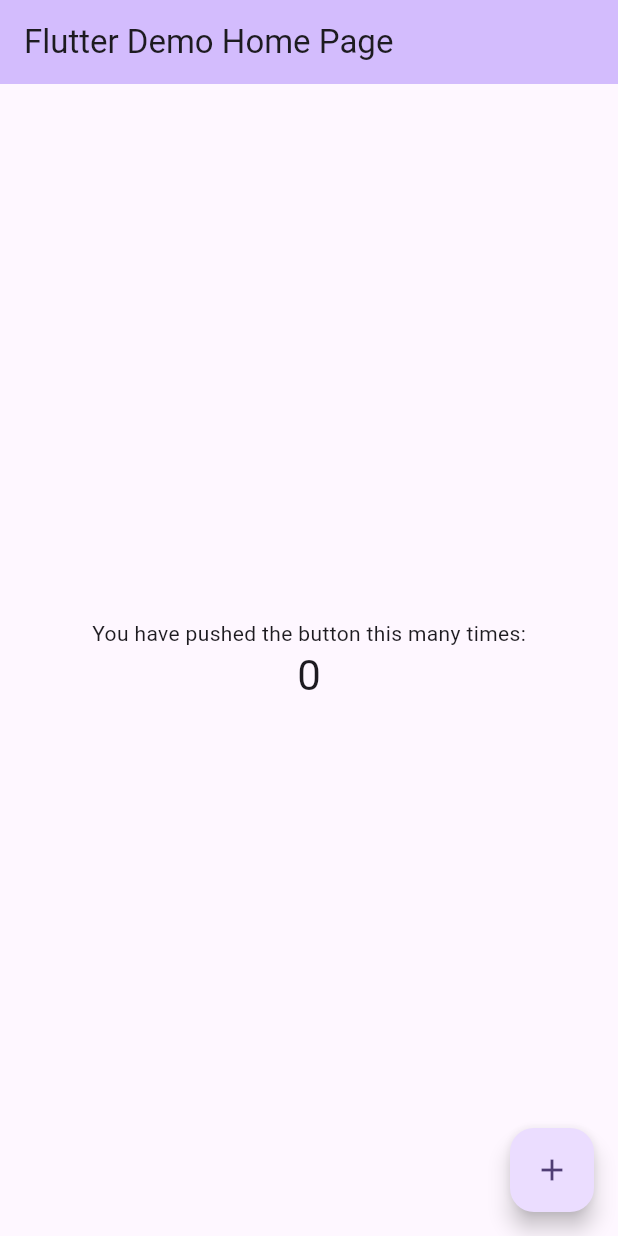
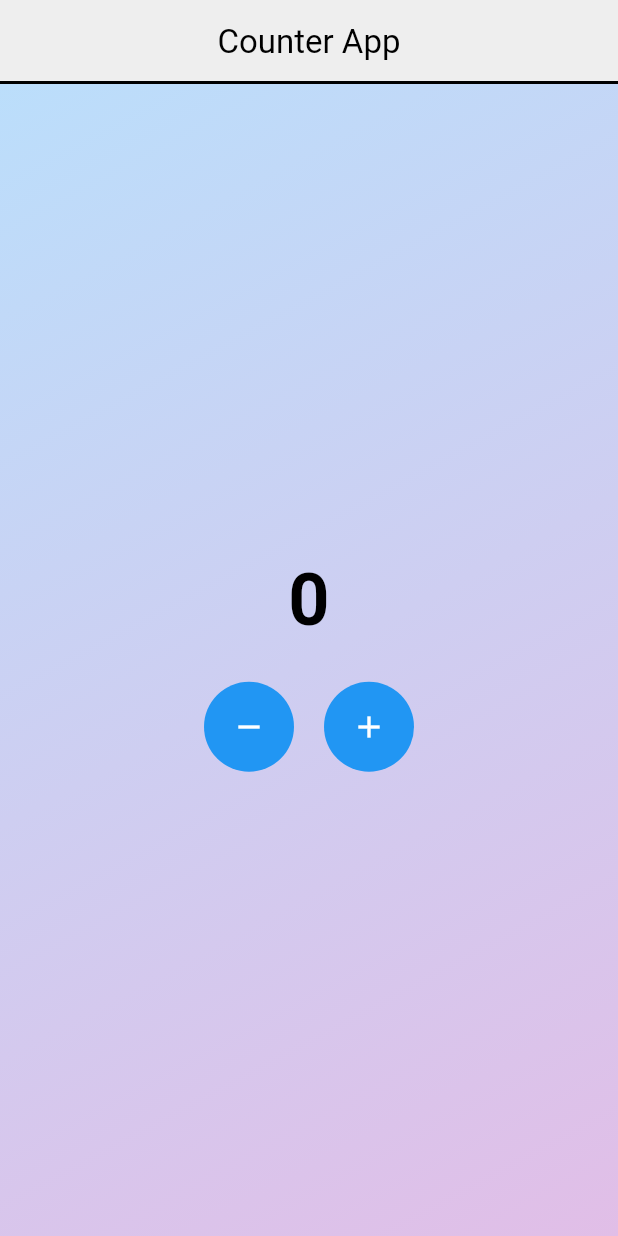
Before and after one commit to emadmoenes/cubit_task, a Flutter app: the screen it shows after launch, on a phone screen of 412 x 824 dp. Run offline on Flutter 3.47's test engine with Material 3 defaults, Android fonts, the phone set to English and light mode, and no system bars; our stand-ins replace equatable, flutter_bloc.

Commit message:
handle counter cubit and UI screen

```diff
--- /dev/null
+++ b/lib/cubit/counter_cubit.dart
@@ -0,0 +1,11 @@
+import 'package:flutter_bloc/flutter_bloc.dart';
+import 'package:equatable/equatable.dart';
+
+part 'counter_state.dart';
+
+class CounterCubit extends Cubit<CounterState> {
+  CounterCubit() : super(const CounterState(0));
+
+  void increment() => emit(CounterState(state.counterValue + 1));
+  void decrement() => emit(CounterState(state.counterValue - 1));
+}
--- /dev/null
+++ b/lib/cubit/counter_state.dart
@@ -0,0 +1,10 @@
+part of 'counter_cubit.dart';
+
+class CounterState extends Equatable {
+  final int counterValue;
+
+  const CounterState(this.counterValue);
+
+  @override
+  List<Object> get props => [counterValue];
+}
--- a/lib/main.dart
+++ b/lib/main.dart
@@ -1,4 +1,7 @@
 import 'package:flutter/material.dart';
+import 'package:flutter_bloc/flutter_bloc.dart';
+import 'cubit/counter_cubit.dart';
+import 'views/counter_screen.dart';
 
 void main() {
   runApp(const MyApp());
@@ -7,119 +10,25 @@ void main() {
 class MyApp extends StatelessWidget {
   const MyApp({super.key});
 
-  // This widget is the root of your application.
   @override
   Widget build(BuildContext context) {
-    return MaterialApp(
-      title: 'Flutter Demo',
-      theme: ThemeData(
-        // This is the theme of your application.
-        //
-        // TRY THIS: Try running your application with "flutter run". You'll see
-        // the application has a purple toolbar. Then, without quitting the app,
-        // try changing the seedColor in the colorScheme below to Colors.green
-        // and then invoke "hot reload" (save your changes or press the "hot
-        // reload" button in a Flutter-supported IDE, or press "r" if you used
-        // the command line to start the app).
-        //
-        // Notice that the counter didn't reset back to zero; the application
-        // state is not lost during the reload. To reset the state, use hot
-        // restart instead.
-        //
-        // This works for code too, not just values: Most code changes can be
-        // tested with just a hot reload.
-        colorScheme: ColorScheme.fromSeed(seedColor: Colors.deepPurple),
-        useMaterial3: true,
+    return BlocProvider(
+      create: (context) => CounterCubit(),
+      child: MaterialApp(
+        title: 'Counter App',
+        debugShowCheckedModeBanner: false,
+        theme: ThemeData(
+          primarySwatch: Colors.blue,
+          scaffoldBackgroundColor: Colors.grey[200],
+          appBarTheme: const AppBarTheme(
+            centerTitle: true,
+            elevation: 0,
+            backgroundColor: Colors.transparent,
+            foregroundColor: Colors.black,
+          ),
+        ),
+        home: const CounterScreen(),
       ),
-      home: const MyHomePage(title: 'Flutter Demo Home Page'),
     );
   }
 }
-
-class MyHomePage extends StatefulWidget {
-  const MyHomePage({super.key, required this.title});
-
-  // This widget is the home page of your application. It is stateful, meaning
-  // that it has a State object (defined below) that contains fields that affect
-  // how it looks.
-
-  // This class is the configuration for the state. It holds the values (in this
-  // case the title) provided by the parent (in this case the App widget) and
-  // used by the build method of the State. Fields in a Widget subclass are
-  // always marked "final".
-
-  final String title;
-
-  @override
-  State<MyHomePage> createState() => _MyHomePageState();
-}
-
-class _MyHomePageState extends State<MyHomePage> {
-  int _counter = 0;
-
-  void _incrementCounter() {
-    setState(() {
-      // This call to setState tells the Flutter framework that something has
-      // changed in this State, which causes it to rerun the build method below
-      // so that the display can reflect the updated values. If we changed
-      // _counter without calling setState(), then the build method would not be
-      // called again, and so nothing would appear to happen.
-      _counter++;
-    });
-  }
-
-  @override
-  Widget build(BuildContext context) {
-    // This method is rerun every time setState is called, for instance as done
-    // by the _incrementCounter method above.
-    //
-    // The Flutter framework has been optimized to make rerunning build methods
-    // fast, so that you can just rebuild anything that needs updating rather
-    // than having to individually change instances of widgets.
-    return Scaffold(
-      appBar: AppBar(
-        // TRY THIS: Try changing the color here to a specific color (to
-        // Colors.amber, perhaps?) and trigger a hot reload to see the AppBar
-        // change color while the other colors stay the same.
-        backgroundColor: Theme.of(context).colorScheme.inversePrimary,
-        // Here we take the value from the MyHomePage object that was created by
-        // the App.build method, and use it to set our appbar title.
-        title: Text(widget.title),
-      ),
-      body: Center(
-        // Center is a layout widget. It takes a single child and positions it
-        // in the middle of the parent.
-        child: Column(
-          // Column is also a layout widget. It takes a list of children and
-          // arranges them vertically. By default, it sizes itself to fit its
-          // children horizontally, and tries to be as tall as its parent.
-          //
-          // Column has various properties to control how it sizes itself and
-          // how it positions its children. Here we use mainAxisAlignment to
-          // center the children vertically; the main axis here is the vertical
-          // axis because Columns are vertical (the cross axis would be
-          // horizontal).
-          //
-          // TRY THIS: Invoke "debug painting" (choose the "Toggle Debug Paint"
-          // action in the IDE, or press "p" in the console), to see the
-          // wireframe for each widget.
-          mainAxisAlignment: MainAxisAlignment.center,
-          children: <Widget>[
-            const Text(
-              'You have pushed the button this many times:',
-            ),
-            Text(
-              '$_counter',
-              style: Theme.of(context).textTheme.headlineMedium,
-            ),
-          ],
-        ),
-      ),
-      floatingActionButton: FloatingActionButton(
-        onPressed: _incrementCounter,
-        tooltip: 'Increment',
-        child: const Icon(Icons.add),
-      ), // This trailing comma makes auto-formatting nicer for build methods.
-    );
-  }
-}
--- /dev/null
+++ b/lib/views/counter_screen.dart
@@ -0,0 +1,125 @@
+import 'package:flutter/material.dart';
+import 'package:flutter_bloc/flutter_bloc.dart';
+import '../cubit/counter_cubit.dart';
+
+class CounterScreen extends StatelessWidget {
+  const CounterScreen({super.key});
+
+  @override
+  Widget build(BuildContext context) {
+    return Scaffold(
+      appBar: AppBar(
+        title: const Text('Counter App'),
+        elevation: 0,
+        centerTitle: true,
+        backgroundColor: Colors.transparent,
+        shape: const Border(
+          bottom: BorderSide(color: Colors.black, width: 2),
+        ),
+      ),
+      body: Container(
+        decoration: BoxDecoration(
+          gradient: LinearGradient(
+            colors: [Colors.blue.shade100, Colors.purple.shade100],
+            begin: Alignment.topLeft,
+            end: Alignment.bottomRight,
+          ),
+        ),
+        child: BlocConsumer<CounterCubit, CounterState>(
+          listener: (context, state) {
+            if (state.counterValue == 10 || state.counterValue == -10) {
+              showDialog(
+                context: context,
+                builder: (context) => AlertDialog(
+                  title: const Text('Counter Alert'),
+                  content: Text('Counter reached ${state.counterValue}'),
+                  actions: [
+                    TextButton(
+                      onPressed: () => Navigator.pop(context),
+                      child: const Text('OK'),
+                    ),
+                  ],
+                ),
+              );
+            }
+            if (state.counterValue == -1) {
+              showDialog(
+                context: context,
+                builder: (context) => AlertDialog(
+                  title: const Text('Negative Value Alert'),
+                  content: const Text('Counter has reached a negative value!'),
+                  actions: [
+                    TextButton(
+                      onPressed: () => Navigator.pop(context),
+                      child: const Text('OK'),
+                    ),
+                  ],
+                ),
+              );
+            }
+          },
+          builder: (context, state) {
+            return Center(
+              child: Column(
+                mainAxisAlignment: MainAxisAlignment.center,
+                children: [
+                  AnimatedSwitcher(
+                    duration: const Duration(milliseconds: 300),
+                    child: Text(
+                      '${state.counterValue}',
+                      key: ValueKey<int>(state.counterValue),
+                      style: TextStyle(
+                        fontSize: 48,
+                        fontWeight: FontWeight.bold,
+                        color:
+                            state.counterValue < 0 ? Colors.red : Colors.black,
+                      ),
+                    ),
+                  ),
+                  const SizedBox(height: 20),
+                  Row(
+                    mainAxisAlignment: MainAxisAlignment.center,
+                    children: [
+                      AnimatedContainer(
+                        duration: const Duration(milliseconds: 300),
+                        width: state.counterValue < 0 ? 70 : 60,
+                        height: state.counterValue < 0 ? 70 : 60,
+                        decoration: BoxDecoration(
+                          color:
+                              state.counterValue < 0 ? Colors.red : Colors.blue,
+                          shape: BoxShape.circle,
+                        ),
+                        child: IconButton(
+                          onPressed: () =>
+                              context.read<CounterCubit>().decrement(),
+                          icon: const Icon(Icons.remove, color: Colors.white),
+                        ),
+                      ),
+                      const SizedBox(width: 20),
+                      AnimatedContainer(
+                        duration: const Duration(milliseconds: 300),
+                        width: state.counterValue > 10 ? 70 : 60,
+                        height: state.counterValue > 10 ? 70 : 60,
+                        decoration: BoxDecoration(
+                          color: state.counterValue > 10
+                              ? Colors.green
+                              : Colors.blue,
+                          shape: BoxShape.circle,
+                        ),
+                        child: IconButton(
+                          onPressed: () =>
+                              context.read<CounterCubit>().increment(),
+                          icon: const Icon(Icons.add, color: Colors.white),
+                        ),
+                      ),
+                    ],
+                  ),
+                ],
+              ),
+            );
+          },
+        ),
+      ),
+    );
+  }
+}
--- a/pubspec.yaml
+++ b/pubspec.yaml
@@ -34,6 +34,8 @@ dependencies:
   # The following adds the Cupertino Icons font to your application.
   # Use with the CupertinoIcons class for iOS style icons.
   cupertino_icons: ^1.0.8
+  flutter_bloc: ^9.0.0
+  equatable: ^2.0.7
 
 dev_dependencies:
   flutter_test:
```
Also changed, not shown: pubspec.lock.
